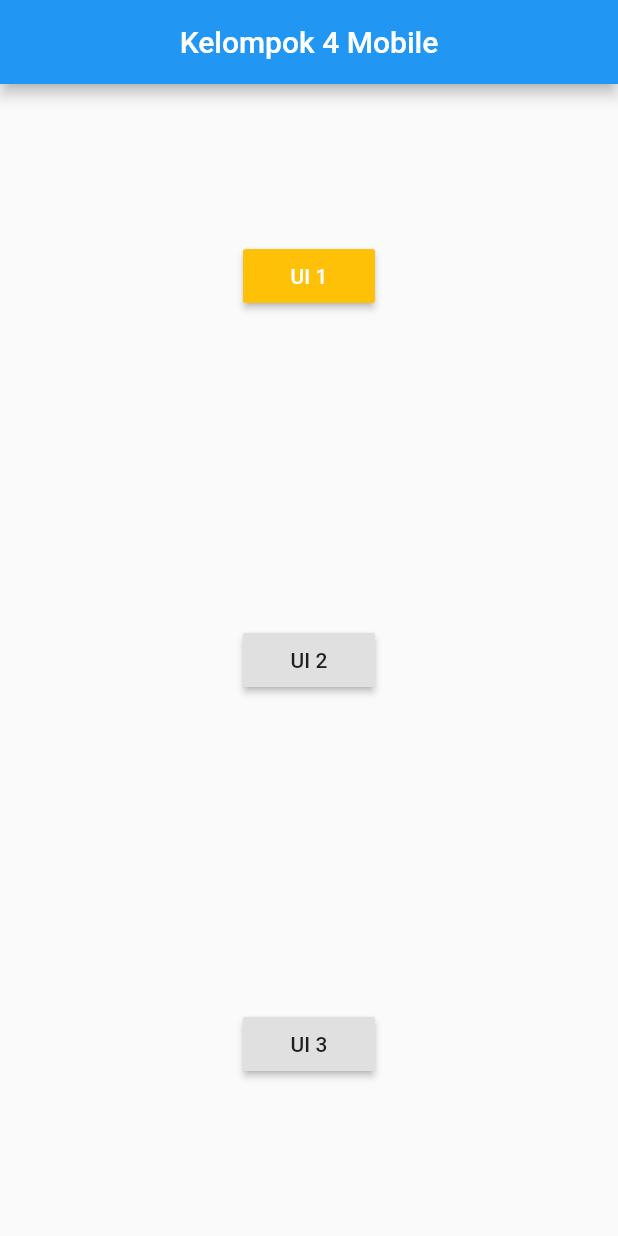
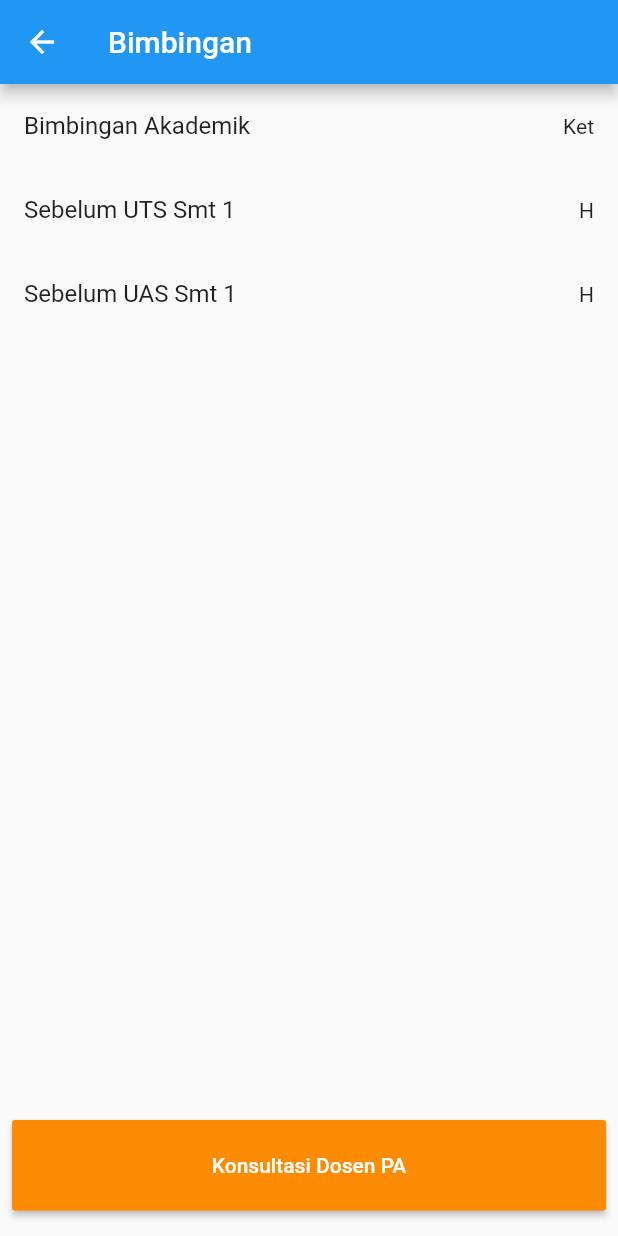
Before and after one commit to Anelka-Lazuardi/Uts_mobile, a Flutter app: the screen it shows after launch, after a tap on "UI 1", on a phone screen of 412 x 824 dp. Run offline on Flutter 3.47's test engine with Material 2 defaults, Android fonts, the phone set to English and light mode, and no system bars.

Commit message:
add view ui1

```diff
--- a/lib/main.dart
+++ b/lib/main.dart
@@ -1,4 +1,5 @@
 import 'package:flutter/material.dart';
+import 'package:uts_mobile/views/MainPage.dart';
 
 void main() {
   runApp(MyApp());
@@ -9,39 +10,12 @@ class MyApp extends StatelessWidget {
   @override
   Widget build(BuildContext context) {
     return MaterialApp(
-      title: 'Kelompok 4',
-      debugShowCheckedModeBanner: false,
-      theme: ThemeData(
-        primarySwatch: Colors.blue,
-        visualDensity: VisualDensity.adaptivePlatformDensity,
-      ),
-      home: Scaffold(
-        appBar: AppBar(
-          title: Text("Kelompok 4 Mobile"),
-          centerTitle: true,
+        title: 'Kelompok 4',
+        debugShowCheckedModeBanner: false,
+        theme: ThemeData(
+          primarySwatch: Colors.blue,
+          visualDensity: VisualDensity.adaptivePlatformDensity,
         ),
-        body: Center(
-          child: Column(
-            mainAxisAlignment: MainAxisAlignment.spaceAround,
-            children: [
-              RaisedButton(
-                onPressed: () {},
-                child: Text("UI 1"),
-                color: Colors.amber,
-                textColor: Colors.white,
-              ),
-              RaisedButton(
-                onPressed: () {},
-                child: Text("UI 2"),
-              ),
-              RaisedButton(
-                onPressed: () {},
-                child: Text("UI 3"),
-              ),
-            ],
-          ),
-        ),
-      ),
-    );
+        home: MainPage());
   }
 }
--- /dev/null
+++ b/lib/views/MainPage.dart
@@ -0,0 +1,42 @@
+import 'package:flutter/material.dart';
+import 'package:uts_mobile/views/ui1.dart';
+
+class MainPage extends StatelessWidget {
+  @override
+  Widget build(BuildContext context) {
+    return Scaffold(
+      appBar: AppBar(
+        title: Text("Kelompok 4 Mobile"),
+        centerTitle: true,
+      ),
+      body: Center(
+        child: Column(
+          mainAxisAlignment: MainAxisAlignment.spaceAround,
+          children: [
+            RaisedButton(
+              onPressed: () {
+                Navigator.push(
+                  context,
+                  MaterialPageRoute(builder: (context) => Ui1()),
+                );
+              },
+              child: Text("UI 1"),
+              color: Colors.amber,
+              textColor: Colors.white,
+            ),
+            RaisedButton(
+              onPressed: () {
+                print("cihuy");
+              },
+              child: Text("UI 2"),
+            ),
+            RaisedButton(
+              onPressed: () {},
+              child: Text("UI 3"),
+            ),
+          ],
+        ),
+      ),
+    );
+  }
+}
--- a/lib/views/ui1.dart
+++ b/lib/views/ui1.dart
@@ -0,0 +1,47 @@
+import 'package:flutter/material.dart';
+
+class Ui1 extends StatelessWidget {
+  @override
+  Widget build(BuildContext context) {
+    return Scaffold(
+      appBar: AppBar(
+        title: Text('Bimbingan'),
+      ),
+      body: Column(children: [
+        Flexible(
+          flex: 8,
+          child: ListView(
+            children: [
+              ListTile(
+                title: Text("Bimbingan Akademik"),
+                trailing: Text("Ket"),
+              ),
+              ListTile(
+                title: Text("Sebelum UTS Smt 1"),
+                trailing: Text("H"),
+              ),
+              ListTile(
+                title: Text("Sebelum UAS Smt 1"),
+                trailing: Text("H"),
+              ),
+            ],
+          ),
+        ),
+        Flexible(
+          flex: 1,
+          child: SizedBox.expand(
+            child: Padding(
+              padding: const EdgeInsets.fromLTRB(8, 8, 8, 17),
+              child: RaisedButton(
+                onPressed: () {},
+                child: Text("Konsultasi Dosen PA"),
+                textColor: Colors.white,
+                color: Color(0xFFfd8c04),
+              ),
+            ),
+          ),
+        )
+      ]),
+    );
+  }
+}
```
